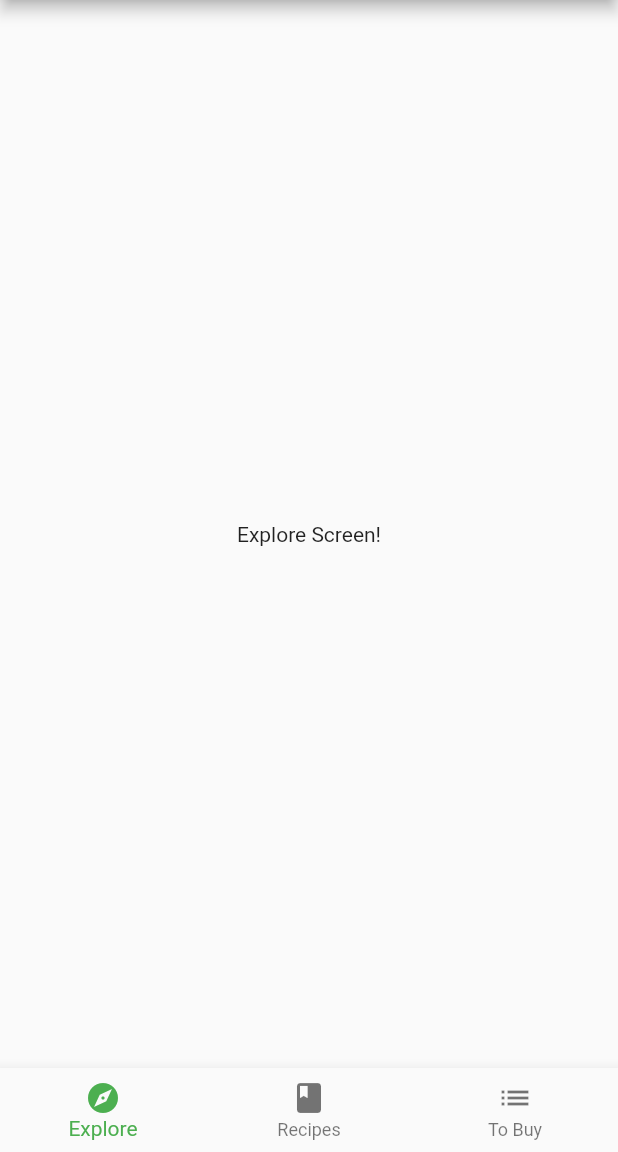
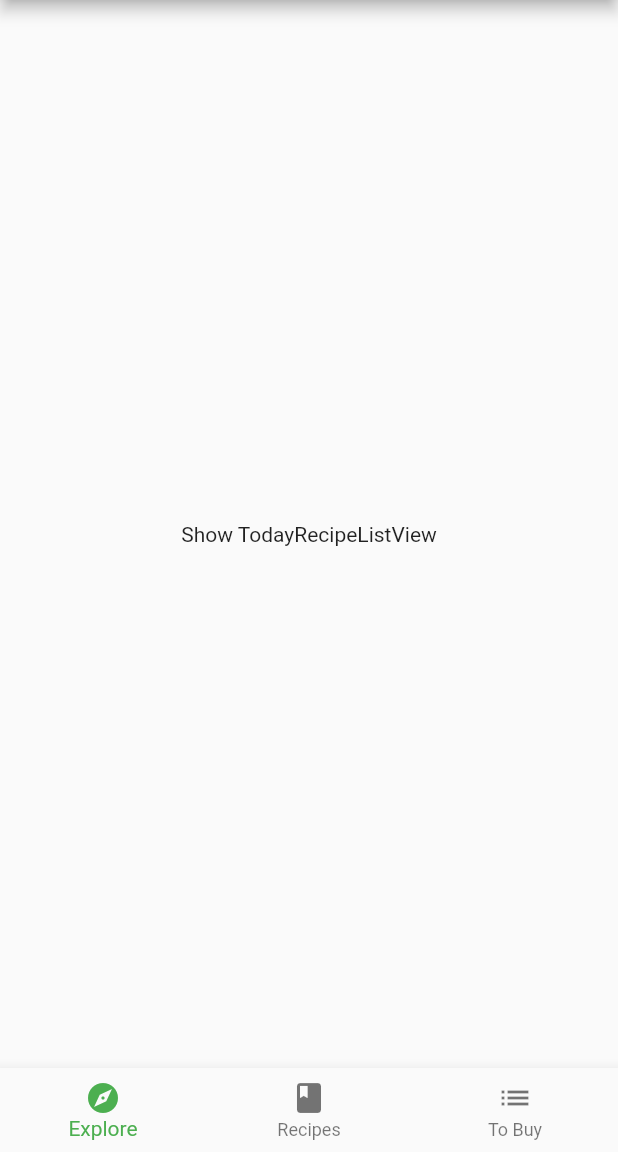
Before and after one commit to ykkd/flutter_scrollable_widget, a Flutter app: the screen it shows after launch, on a phone screen of 412 x 824 dp, the part 84-1236 px from its top. Run offline on Flutter 3.47's test engine with Material 2 defaults, Android fonts, the phone set to English and light mode, and no system bars; our stand-ins replace google_fonts; project files that could hold a hidden picture were left out.

Commit message:
add FutureBuilder in ExploreScreen

```diff
--- a/lib/screens/explore_screen.dart
+++ b/lib/screens/explore_screen.dart
@@ -1,4 +1,5 @@
 import 'package:flutter/material.dart';
+import '../models/explore_data.dart';
 import '../api/mock_fooderlich_service.dart';
 
 class ExploreScreen extends StatelessWidget {
@@ -8,8 +9,23 @@ class ExploreScreen extends StatelessWidget {
 
   @override
   Widget build(BuildContext context) {
-    return const Center(
-      child: Text('Explore Screen!'),
+    return FutureBuilder(
+      future: mockService.getExploreData(),
+      builder: (context, snapshot) {
+        // TODO: add a nested list views
+        if (snapshot.connectionState == ConnectionState.done) {
+          final data = snapshot.data as ExploreData;
+          final recipes = data.todayRecipes;
+          // TODO: replace with today recipe list view
+          return const Center(
+            child: Text('Show TodayRecipeListView'),
+          );
+        } else {
+          return const Center(
+            child: CircularProgressIndicator(),
+          );
+        }
+      },
     );
   }
 }
```
